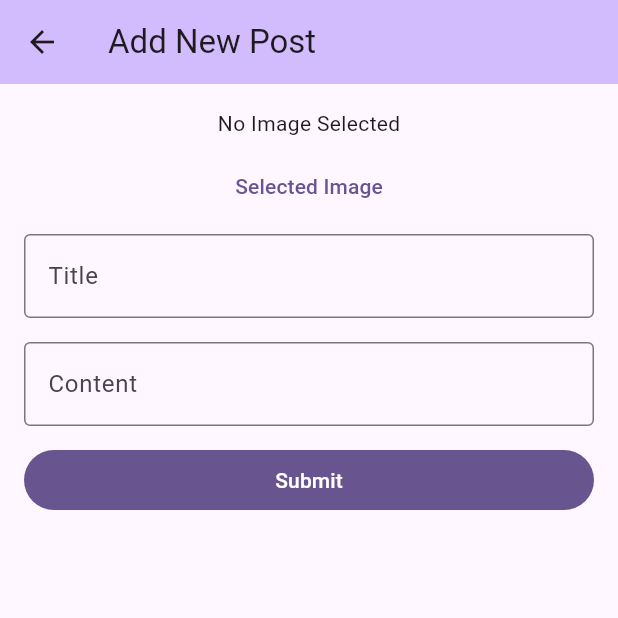
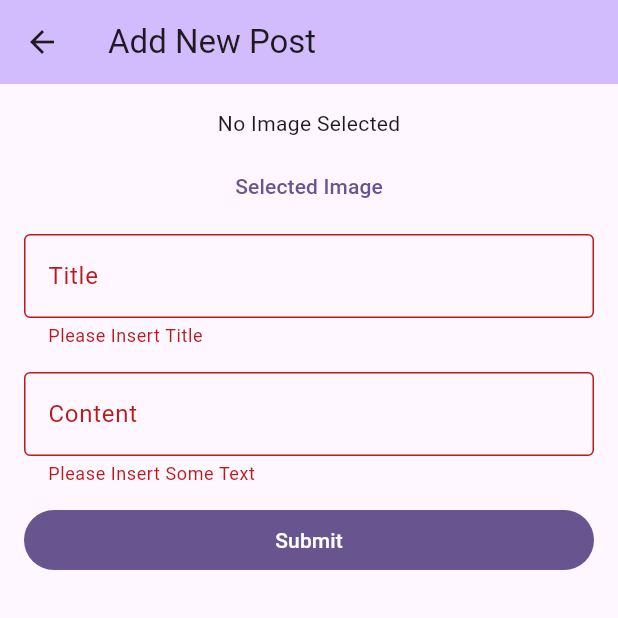
Before and after one commit to bennetnetan/flutter_pemula, a Flutter app: the AddEditPostScreen screen opened directly, after a tap on "Submit", on a phone screen of 412 x 824 dp, the top half of it. Run offline on Flutter 3.47's test engine with Material 3 defaults, Android fonts, the phone set to English and light mode, and no system bars; our stand-ins replace image_picker; network calls fail.

Commit message:
Update AddEditPostScreen to support image selection and post submission; add deletePost functionality in Home screen

```diff
--- a/lib/screen/add_edit_post_screen.dart
+++ b/lib/screen/add_edit_post_screen.dart
@@ -1,33 +1,136 @@
+// ignore_for_file: public_member_api_docs, sort_constructors_first
+import 'dart:io';
+
 import 'package:flutter/material.dart';
+import 'package:image_picker/image_picker.dart';
 
-class AddEditPostScreen extends StatelessWidget {
-  const AddEditPostScreen({super.key});
+import 'package:flutter_pemula/api/repository.dart';
+import 'package:flutter_pemula/model/post.dart';
+
+class AddEditPostScreen extends StatefulWidget {
+  final Post? post;
+  const AddEditPostScreen({
+    super.key,
+    this.post,
+  });
+
+  @override
+  State<AddEditPostScreen> createState() => _AddEditPostScreenState();
+}
+
+class _AddEditPostScreenState extends State<AddEditPostScreen> {
+  final _formKey = GlobalKey<FormState>();
+  final _titleController = TextEditingController();
+  final _contentController = TextEditingController();
+  final _titleFocus = FocusNode();
+  final _contentFocus = FocusNode();
+  File? _image;
+  final picker = ImagePicker();
+  final Repository apiService = Repository();
+
+  Future getImage() async {
+    final pickedFile = await picker.pickImage(source: ImageSource.gallery);
+    setState(() {
+      if (pickedFile != null) {
+        _image = File(pickedFile.path);
+      } else {
+        ScaffoldMessenger.of(context).showSnackBar(
+          const SnackBar(content: Text('No Image Selected')),
+        );
+      }
+    });
+  }
+
+  @override
+  void dispose() {
+    _titleController.dispose();
+    _contentController.dispose();
+    _titleFocus.dispose();
+    _contentFocus.dispose();
+    super.dispose();
+  }
+
+  @override
+  void initState() {
+    if (widget.post != null) {
+      _titleController.text = widget.post!.title;
+      _contentController.text = widget.post!.content;
+    }
+    super.initState();
+  }
+
+  Future<void> _submitData() async {
+    if (_formKey.currentState!.validate()) {
+      bool success = false;
+      if (widget.post != null) {
+        success = await apiService.updatePost(
+          _image,
+          _titleController.text,
+          _contentController.text,
+          widget.post!.id,
+        );
+      } else if (_image != null) {
+        success = await apiService.insertPost(
+          _image,
+          _titleController.text,
+          _contentController.text,
+        );
+      } else {
+        ScaffoldMessenger.of(context).showSnackBar(
+          const SnackBar(
+            content: Text('Please Insert Image'),
+            backgroundColor: Colors.red,
+          ),
+        );
+      }
+
+      if (!mounted) return;
+      if (success) {
+        Navigator.pop(context, true);
+      } else {
+        ScaffoldMessenger.of(context).showSnackBar(
+          const SnackBar(content: Text('Failed to Create Post')),
+        );
+      }
+    }
+  }
 
   @override
   Widget build(BuildContext context) {
     return Scaffold(
       appBar: AppBar(
         backgroundColor: Theme.of(context).colorScheme.inversePrimary,
-        title: const Text('Add New Post'),
+        title: Text(widget.post == null ? 'Add New Post' : 'Edit Post'),
       ),
-      body: Padding(
+      body: Form(
+        key: _formKey,
+        child: SingleChildScrollView(
+          child: Padding(
             padding: const EdgeInsets.all(16.0),
             child: Column(
               children: [
-            const Center(
-              child: Text('No Image Selected'),
+                Center(
+                  child: _image == null
+                      ? const Text('No Image Selected')
+                      : Image.file(
+                          _image!,
+                          height: 200,
+                          width: 200,
+                        ),
                 ),
                 const SizedBox(
                   height: 8.0,
                 ),
                 TextButton(
-              onPressed: () {},
+                  onPressed: getImage,
                   child: const Text('Selected Image'),
                 ),
                 const SizedBox(
                   height: 8.0,
                 ),
                 TextFormField(
+                  controller: _titleController,
+                  focusNode: _titleFocus,
                   textInputAction: TextInputAction.next,
                   onFieldSubmitted: (value) {},
                   decoration: const InputDecoration(
@@ -46,6 +149,8 @@ class AddEditPostScreen extends StatelessWidget {
                   height: 16.0,
                 ),
                 TextFormField(
+                  controller: _contentController,
+                  focusNode: _contentFocus,
                   textInputAction: TextInputAction.done,
                   keyboardType: TextInputType.multiline,
                   maxLines: null,
@@ -65,13 +170,15 @@ class AddEditPostScreen extends StatelessWidget {
                 SizedBox(
                   width: double.infinity,
                   child: FilledButton(
-                onPressed: () {},
-                child: const Text('Submit'),
+                    onPressed: () => _submitData(),
+                    child: Text(widget.post == null ? 'Submit' : 'Update'),
                   ),
                 ),
               ],
             ),
           ),
+        ),
+      ),
     );
   }
 }
```
Also changed, not shown: lib/screen/home.dart (+37 -7 lines), 1 other file. Lines whose indentation alone changed are shown as unchanged.
